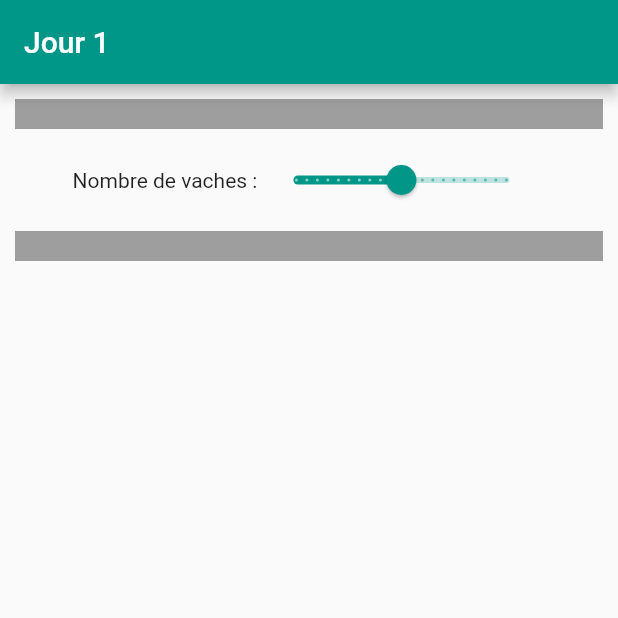
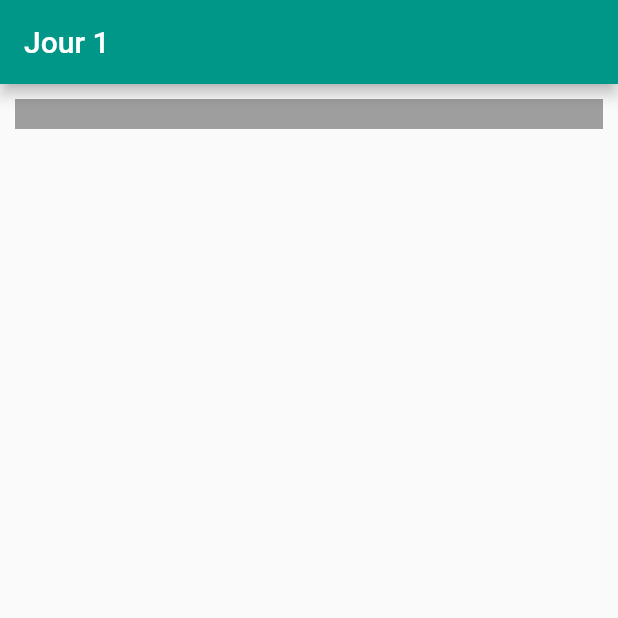
Before and after one commit to sprkl/MilkCow, a Flutter app: the screen it shows after launch, on a phone screen of 412 x 824 dp, the top half of it. Run offline on Flutter 3.47's test engine with Material 2 defaults, Android fonts, the phone set to English and light mode, and no system bars; our stand-ins replace flutter_redux, redux.

```diff
--- a/sosfaim/lib/main.dart
+++ b/sosfaim/lib/main.dart
@@ -33,7 +33,6 @@ class SampleAppPage extends StatefulWidget {
 }
 
 class _SampleAppPageState extends State<SampleAppPage> {
- List widgets = [];
  int dayCount = 1;
 
  int totalCowNumber = 0;
@@ -58,48 +57,7 @@ class _SampleAppPageState extends State<SampleAppPage> {
           mainAxisSize: MainAxisSize.min,
           mainAxisAlignment: MainAxisAlignment.start,
           children: <Widget>[
-            new Column(
-              mainAxisSize: MainAxisSize.min,
-              mainAxisAlignment: MainAxisAlignment.start,
-              children: <Widget> [
-                new Container(
-                  // A fixed-height child.
-                  height: 40.0,
-                  padding: const EdgeInsets.all(10.0),
-                  child: new LinearProgressIndicator(
-                    value: totalCowNumber / 100.0,
-                    backgroundColor: Colors.grey,
-                    valueColor: AlwaysStoppedAnimation<Color>(Colors.teal),
-                  )
-                ),
-                new Row(
-                  mainAxisSize: MainAxisSize.min,
-                  mainAxisAlignment: MainAxisAlignment.start,
-                  children: <Widget> [
-                    new Text("Nombre de vaches :"),
-                    new Slider(
-                      min: -10,
-                      divisions: 20,
-                      max: 10,
-                      value: selectedCowNumber,
-                      onChanged: onCowNumberValuedChanged
-                    )
-                  ]
-                ),
-                new Visibility(
-                  visible: canShowCowButton,
-                  child: new RaisedButton(
-                    elevation: 2,
-                    child: Text(cowButtonText),
-                    onPressed: () {
-                      //Insert event to be fired up when button is clicked here
-                      //in this case, this increments our countValue variable by one.
-                      //setState(() => _progressValue += 0.1);
-                    }
-                  )
-                )
-              ]
-            ),
+
             new Container(
               // A fixed-height child.
               height: 40.0,
@@ -115,14 +73,4 @@ class _SampleAppPageState extends State<SampleAppPage> {
       )
     );
   }
-
-  onCowNumberValuedChanged(value) {
-    setState(() {
-      selectedCowNumber = value;
-      canShowCowButton = value != 0;
-
-      var selectedCowNumberInt = selectedCowNumber.toInt();
-      cowButtonText = selectedCowNumber < 0 ? 'Vendre $selectedCowNumberInt vache(s)': 'Acheter $selectedCowNumberInt vache(s)';
-    });
-  }
 }
--- a/sosfaim/lib/reducers/app_state_reducer.dart
+++ b/sosfaim/lib/reducers/app_state_reducer.dart
@@ -30,3 +30,5 @@ int _incrementDay(int dayCount, IncrementDay action){
 double _updateMilkPrice(double milePrice, UpdateMilkPrice action) {
   return action.price;
 }
+
+_updateSelectedCowNumber(, UpdateSelectedCowNumber action)
```
Also changed, not shown: sosfaim/lib/actions/actions.dart (+7 -0 lines), sosfaim/lib/modules/cow_manager.dart (+62 -4 lines).
